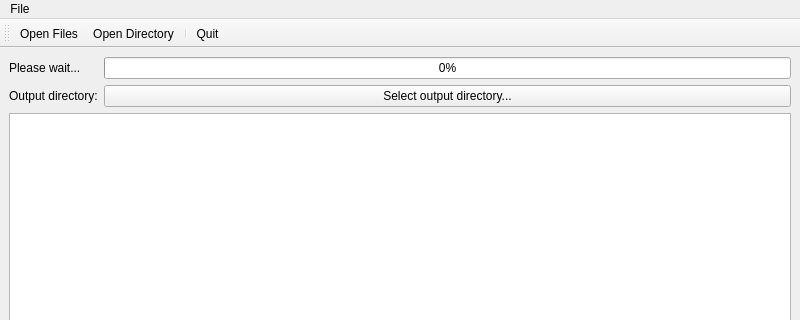
First picture: the form in examples/ThumbNailer/MainWindow.ui, repository KDE/threadweaver, before the edit; both pictures show x 0 to 800 and y 0 to 320 of the 800 by 600 pixel window.
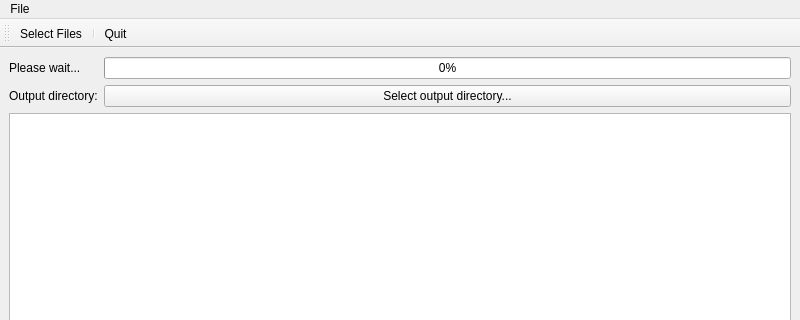
Second picture: the form after the edit.

Commit message: Remove option to convert directories for now. Save output location.

Patch:
```diff
--- a/examples/ThumbNailer/MainWindow.ui
+++ b/examples/ThumbNailer/MainWindow.ui
@@ -83,13 +83,12 @@
     <bool>false</bool>
    </attribute>
    <addaction name="actionOpen_Files"/>
-   <addaction name="actionOpen_Directory"/>
    <addaction name="separator"/>
    <addaction name="actionQuit"/>
   </widget>
   <action name="actionOpen_Files">
    <property name="text">
-    <string>Open Files</string>
+    <string>Select Files</string>
    </property>
    <property name="toolTip">
     <string>Select a set of files to be converted to thumbnails</string>
@@ -98,17 +97,6 @@
     <string>Ctrl+O</string>
    </property>
   </action>
-  <action name="actionOpen_Directory">
-   <property name="text">
-    <string>Open Directory</string>
-   </property>
-   <property name="toolTip">
-    <string>Select a directory to convert all image files in that directory</string>
-   </property>
-   <property name="shortcut">
-    <string>Ctrl+D</string>
-   </property>
-  </action>
   <action name="actionQuit">
    <property name="text">
     <string>Quit</string>
```
Left out of the diff: 1 changed line with no effect on the pictures. The commit also changes 2 other files.
